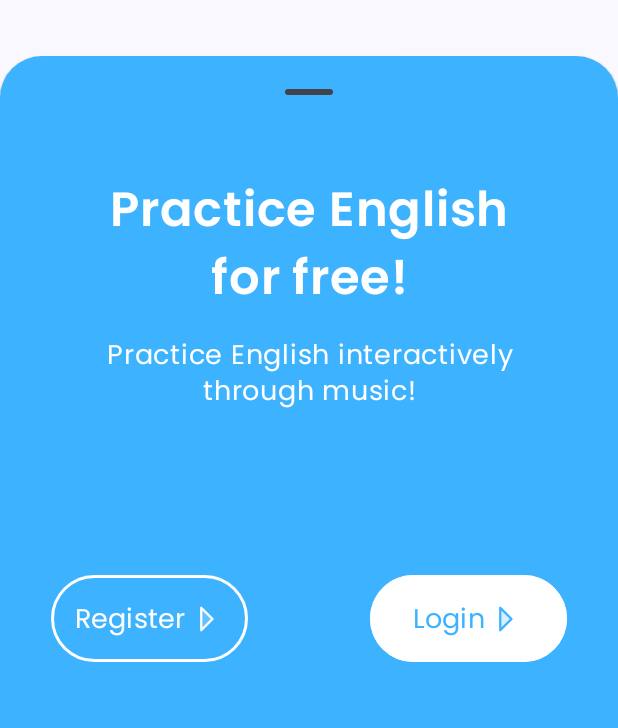
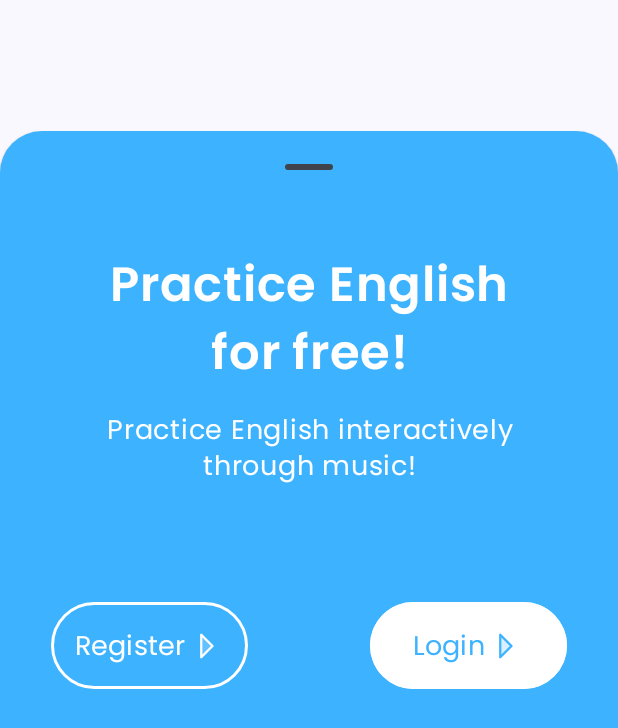
Before and after one commit to yohanajocelyn/EchoLearn, an Android app built with Jetpack Compose: the screen it shows after launch (MainActivity), on a phone screen of 412 x 824 dp, the part 508-1236 px from its top. Run offline under Robolectric (Android 15) with nearby library versions, the phone set to English and light mode, and no system bars; our stand-ins replace accompanist.

Commit message:
update ui/ux

```diff
--- a/app/src/main/java/com/yohana/echolearn/views/HomeView.kt
+++ b/app/src/main/java/com/yohana/echolearn/views/HomeView.kt
@@ -51,7 +51,11 @@ fun HomeView(
 ) {
     systemUiController.setStatusBarColor(
         color = Color(0xFF3DB2FF), // Your color
-        darkIcons = false // true for dark icons, false for light
+        darkIcons = true // true for dark icons, false for light
+    )
+
+    systemUiController.setNavigationBarColor(
+        color = Color.White, // Your color
     )
     Scaffold(
         content = {
--- a/app/src/main/java/com/yohana/echolearn/views/SplashScreenView.kt
+++ b/app/src/main/java/com/yohana/echolearn/views/SplashScreenView.kt
@@ -50,11 +50,8 @@ fun SplashScreenView(
         onTimeout()
 
         systemUiController.setStatusBarColor(
-            color = Color.Transparent, // Your color
+            color = Color.White, // Your color
             darkIcons = true // true for dark icons, false for light
-        )
-        systemUiController.setNavigationBarColor(
-            color = Color.Transparent // Your color
         )
     }
 
--- a/app/src/main/java/com/yohana/echolearn/views/StarterView.kt
+++ b/app/src/main/java/com/yohana/echolearn/views/StarterView.kt
@@ -68,7 +68,7 @@ fun StarterView(
             Box(
                 modifier = Modifier
                     .fillMaxWidth()
-                    .heightIn(max = 400.dp) // Set a maximum height for the bottom sheet
+                    .heightIn(max = 350.dp) // Set a maximum height for the bottom sheet
             ) {
                 Column(
                     modifier = Modifier
@@ -103,7 +103,7 @@ fun StarterView(
                                 start = 18.dp,
                                 end = 18.dp,
                                 top = 28.dp,
-                                bottom = 28.dp
+                                bottom = 10.dp
                             ),
                         horizontalArrangement = Arrangement.SpaceBetween
                     ) {
```
